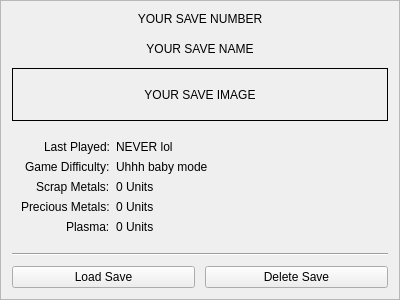
Old version of the form PySource/Widgets/save_slot_widget.ui in the repository CorruptedBrainn/The-VALUE.
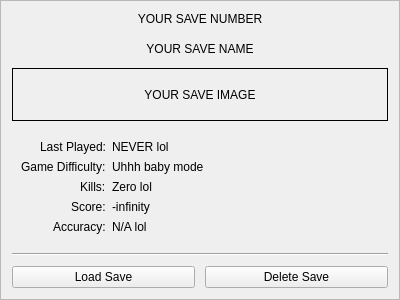
New version of the form.

Patch:
```diff
--- a/PySource/Widgets/save_slot_widget.ui
+++ b/PySource/Widgets/save_slot_widget.ui
@@ -108,42 +108,42 @@
       <item row="2" column="0">
        <widget class="QLabel" name="label_2">
         <property name="text">
-         <string>Scrap Metals:</string>
+         <string>Kills:</string>
         </property>
        </widget>
       </item>
       <item row="2" column="1">
        <widget class="QLabel" name="scrapMetals">
         <property name="text">
-         <string>0 Units</string>
+         <string>Zero lol</string>
         </property>
        </widget>
       </item>
       <item row="3" column="0">
        <widget class="QLabel" name="label_4">
         <property name="text">
-         <string>Precious Metals:</string>
+         <string>Score:</string>
         </property>
        </widget>
       </item>
       <item row="4" column="0">
        <widget class="QLabel" name="label_5">
         <property name="text">
-         <string>Plasma:</string>
+         <string>Accuracy:</string>
         </property>
        </widget>
       </item>
       <item row="4" column="1">
        <widget class="QLabel" name="plasma">
         <property name="text">
-         <string>0 Units</string>
+         <string>N/A lol</string>
         </property>
        </widget>
       </item>
       <item row="3" column="1">
        <widget class="QLabel" name="preciousMetals">
         <property name="text">
-         <string>0 Units</string>
+         <string>-infinity</string>
         </property>
        </widget>
       </item>
```
Left out of the diff: 6 changed lines with no effect on the pictures.
